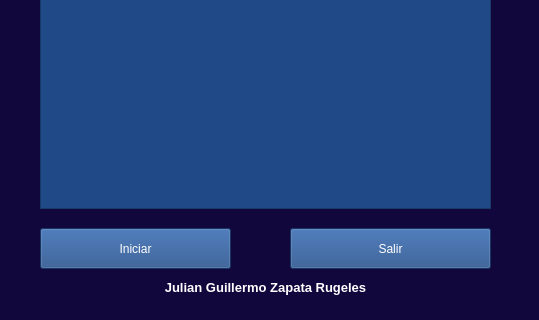
The window that mainwindow.ui (Julian-guillermo-zapata-rugeles/pacman-c-plus-plus) describes before a commit, drawn with Qt 5; both pictures show x 0 to 539 and y 292 to 612 of the 539 by 612 pixel window.
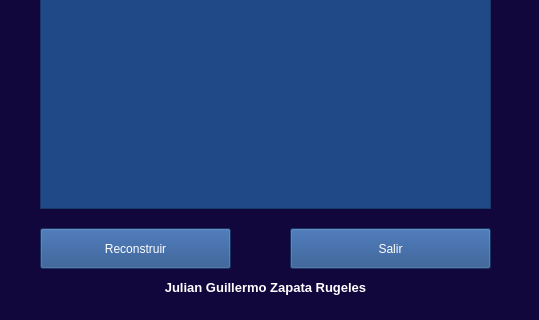
The same window after the commit. Icons and pictures are not drawn.

```diff
--- a/mainwindow.ui
+++ b/mainwindow.ui
@@ -47,7 +47,7 @@
 color:white;</string>
     </property>
     <property name="text">
-     <string>Iniciar</string>
+     <string>Reconstruir</string>
     </property>
    </widget>
    <widget class="QPushButton" name="btn_salir">
```
